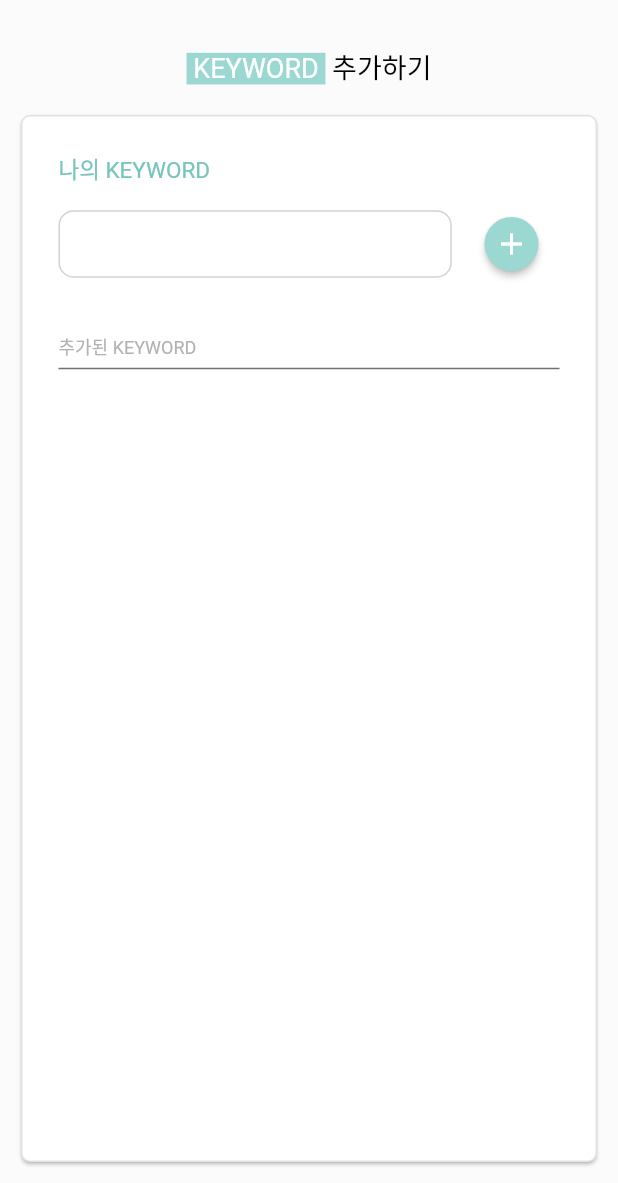
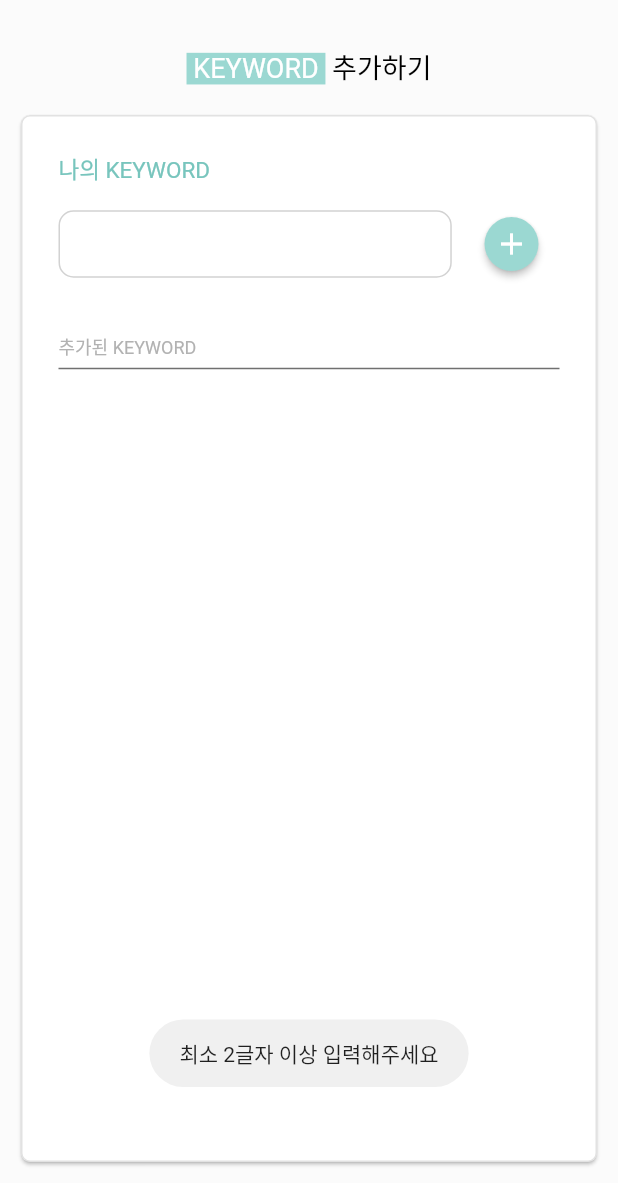
Before and after one commit to Pocket-SCH/PocketSCH_App, a Flutter app: the NotifyRegKeyword screen opened by its route, after a tap on the "add" icon, on a phone screen of 412 x 824 dp, the part 53-1236 px from its top. Run offline on Flutter 3.47's test engine with Material 2 defaults, Android fonts, the phone set to English and light mode, and no system bars; our stand-ins replace date_format, firebase_core, firebase_messaging, flutter_slidable, fluttertoast, get and 3 more; missing offline and left inert: flutter_ringtone_player, is_first_run; accounts and stored records are empty; network calls fail.

Commit message:
22.08.13 updated

```diff
--- a/lib/controller/notify_academy_controller.dart
+++ /dev/null
@@ -1 +0,0 @@
-//파일 이름은 이런식으로 '해당 뷰 파일명_controller.dart'로 작성해주세요
--- /dev/null
+++ b/lib/controller/reg_keyword_controller.dart
@@ -0,0 +1,40 @@
+import 'dart:convert';
+import 'package:get/get.dart';
+import 'package:http/http.dart' as http;
+import 'package:pocket_sch/controller/token_controller.dart';
+import '../model/reg_keyword.dart';
+
+class RegKeywordController extends GetxController{
+  static RegKeywordController get to => Get.find();
+  var keyList = <RegKeyword>[].obs;
+
+  @override
+  void onInit() async {
+    super.onInit();
+    loadKeyword();
+  }
+
+  //키워드 불러오기
+  loadKeyword() async {
+    var headers = {'Authorization': '${Get.find<TokenController>().token}'};
+    var request = http.Request('GET',
+        Uri.parse('http://13.209.200.114:8080/pocket-sch/v1/info/keywords'));
+
+    request.headers.addAll(headers);
+
+    http.StreamedResponse response = await request.send();
+
+    if (response.statusCode == 200) {
+      var parseData = await http.Response.fromStream(response);
+      var body = utf8.decode(parseData.bodyBytes);
+      var data = jsonDecode(body);
+      List list = data['data']['content'];
+      keyList.clear();
+      for(Map a in list){
+        keyList.add(RegKeyword(a['id'], a['keyword']));
+      }
+    } else {
+      print(response.reasonPhrase);
+    }
+  }
+}
--- a/lib/main.dart
+++ b/lib/main.dart
@@ -1,6 +1,7 @@
 import 'package:flutter/material.dart';
 import 'package:get/get.dart';
 import 'package:pocket_sch/controller/bus_timeTable_controller.dart';
+import 'package:pocket_sch/controller/reg_keyword_controller.dart';
 import 'package:pocket_sch/controller/token_controller.dart';
 import 'package:pocket_sch/model/bus_timeTable.dart';
 import 'package:pocket_sch/splash.dart';
@@ -48,7 +49,9 @@ class MyApp extends StatelessWidget {
         getPages: [
           //다른 페이지로 파라미터를 간단하게 넘길 때 사용
           //이름 뒤에 /:사용할 파라미터명 적으면 됨
-          GetPage(name: '/notify', page: () => NotifyRegKeyword()),
+          GetPage(name: '/notify/regKeyword', page: () => NotifyRegKeyword(),binding: BindingsBuilder(() {
+            Get.lazyPut<RegKeywordController>(() => RegKeywordController());
+          },)),
           GetPage(name: '/bus', page: () => BusHome()),
           GetPage(name: '/eat', page: () => EatHome()),
           GetPage(
--- a/lib/model/reg_keyword.dart
+++ b/lib/model/reg_keyword.dart
@@ -1,7 +1,6 @@
 class RegKeyword{
   int id;
   String keyword;
-  String createdAt;
 
-  RegKeyword(this.id, this.keyword, this.createdAt);
+  RegKeyword(this.id, this.keyword);
 }
--- a/lib/view/home.dart
+++ b/lib/view/home.dart
@@ -24,7 +24,7 @@ class Home extends StatelessWidget {
               width: width / 2,
               child: ElevatedButton(
                 onPressed: () {
-                  Get.toNamed('notify');
+                  Get.toNamed('notify/regKeyword');
                 },
                 child: Padding(
                     padding: EdgeInsets.fromLTRB(20, 5, 30, 5),
--- a/lib/view/notify/notify_regkeyword.dart
+++ b/lib/view/notify/notify_regkeyword.dart
@@ -2,11 +2,11 @@ import 'dart:convert';
 
 import 'package:flutter/material.dart';
 import 'package:get/get.dart';
+import 'package:pocket_sch/controller/reg_keyword_controller.dart';
 import 'package:pocket_sch/controller/token_controller.dart';
 import 'package:pocket_sch/custom_color.dart';
 import 'package:http/http.dart' as http;
-import 'package:pocket_sch/model/reg_keyword.dart';
-
+import 'package:fluttertoast/fluttertoast.dart';
 class NotifyRegKeyword extends StatefulWidget {
   const NotifyRegKeyword({Key? key}) : super(key: key);
 
@@ -15,14 +15,8 @@ class NotifyRegKeyword extends StatefulWidget {
 }
 
 class _NotifyRegKeywordState extends State<NotifyRegKeyword> {
+  var _keyList = RegKeywordController.to.keyList;
   final _addKeywordController = TextEditingController();
-  List<RegKeyword> keyList = [];
-
-  @override
-  void initState() {
-    loadKeyword();
-    super.initState();
-  }
 
   @override
   Widget build(BuildContext context) {
@@ -117,9 +111,12 @@ class _NotifyRegKeywordState extends State<NotifyRegKeyword> {
                                                 Size(width / 15, width / 15),
                                             shape: CircleBorder()),
                                         onPressed: () {
-                                          regKeyword(
-                                              _addKeywordController.text);
-                                          _addKeywordController.clear();
+                                          if(_addKeywordController.text.length >= 2)
+                                            {regKeyword(
+                                                _addKeywordController.text);
+                                            _addKeywordController.clear();}
+                                          else
+                                            Fluttertoast.showToast(msg: '최소 2글자 이상 입력해주세요');
                                         },
                                         child: Icon(Icons.add))
                                   ],
@@ -136,22 +133,26 @@ class _NotifyRegKeywordState extends State<NotifyRegKeyword> {
                                 thickness: 1,
                                 color: Color(0xff707070),
                               ),
-                              ListView.builder(
+                              Obx(()=>ListView.builder(
                                 physics: NeverScrollableScrollPhysics(),
                                 shrinkWrap: true,
-                                itemCount: keyList.length,
+                                itemCount: _keyList.length,
                                 itemBuilder: (BuildContext context, index) {
                                 return Row(
                                   mainAxisAlignment: MainAxisAlignment.spaceBetween,
                                   children: [
-                                    Text(keyList[index].keyword),
-                                    IconButton(onPressed: (){
-                                      deleteKeyword(keyList[index].id.toString(), keyList[index].keyword);
-                                    }, icon: Image.asset('assets/btn_delete.png'))
+                                    Text(_keyList[index].keyword, style: TextStyle(fontSize: 15)),
+                                    Transform.scale(
+                                      scale: 0.7,
+                                      child: IconButton(
+                                        onPressed: (){
+                                        deleteKeyword(_keyList[index].id.toString(), _keyList[index].keyword);
+                                      }, icon: Image.asset('assets/btn_delete.png')),
+                                    )
 
                                   ],
                                 );
-                              })
+                              }))
                             ])),
                   ),
                 ),
@@ -176,30 +177,15 @@ class _NotifyRegKeywordState extends State<NotifyRegKeyword> {
 
     http.StreamedResponse response = await request.send();
 
-    if (response.statusCode == 200) {
-      print(await response.stream.bytesToString());
-      print('Success');
+    if (response.statusCode == 201) {
+      RegKeywordController.to.loadKeyword();
+      Fluttertoast.showToast(msg: '키워드가 성공적으로 추가되었습니다');
     } else {
       print(await response.stream.bytesToString());
     }
   }
 
-  //키워드 불러오기
-  loadKeyword() async {
-    var headers = {'Authorization': '${Get.find<TokenController>().token}'};
-    var request = http.Request('GET',
-        Uri.parse('http://13.209.200.114:8080/pocket-sch/v1/info/keywords'));
 
-    request.headers.addAll(headers);
-
-    http.StreamedResponse response = await request.send();
-
-    if (response.statusCode == 200) {
-      print(await response.stream.bytesToString());
-    } else {
-      print(response.reasonPhrase);
-    }
-  }
 
   //키워드 삭제
   deleteKeyword(String id, String keyword) async {
@@ -217,7 +203,8 @@ class _NotifyRegKeywordState extends State<NotifyRegKeyword> {
     http.StreamedResponse response = await request.send();
 
     if (response.statusCode == 200) {
-      print(await response.stream.bytesToString());
+      Fluttertoast.showToast(msg: '키워드가 성공적으로 삭제되었습니다');
+      RegKeywordController.to.loadKeyword();
     } else {
       print(response.reasonPhrase);
     }
--- a/pubspec.yaml
+++ b/pubspec.yaml
@@ -47,6 +47,7 @@ dependencies:
   image_picker: ^0.8.5+3
   timer_builder: ^2.0.0
   date_format: ^2.0.6
+  fluttertoast: ^8.0.9
 
 dev_dependencies:
   flutter_test:
```
Also changed, not shown: lib/view/notify/notify_academy.dart (deleted), lib/view/notify/notify_bachelor.dart (deleted), lib/view/notify/notify_keyword.dart (deleted), pubspec.lock.
